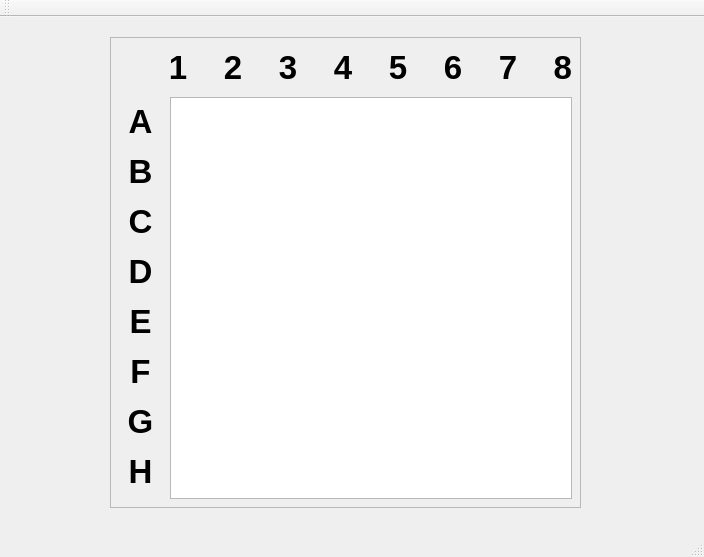
Old version of the form graphics/rowindow.ui in the repository GaAlf/ro.
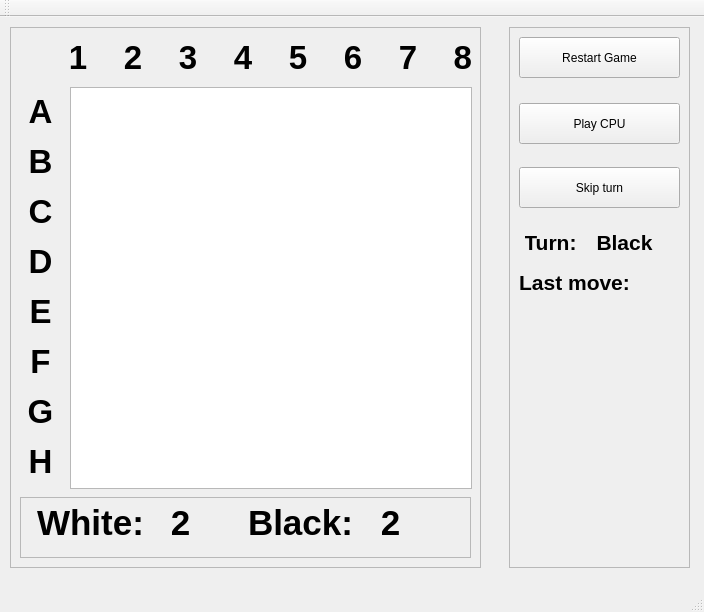
New version of the form.

Commit message: Now the game can count the scores, and see who is the turn.

Patch:
```diff
--- a/graphics/rowindow.ui
+++ b/graphics/rowindow.ui
@@ -7,7 +7,7 @@
     <x>0</x>
     <y>0</y>
     <width>704</width>
-    <height>557</height>
+    <height>612</height>
    </rect>
   </property>
   <property name="windowTitle">
@@ -17,10 +17,10 @@
    <widget class="QFrame" name="frame">
     <property name="geometry">
      <rect>
-      <x>110</x>
-      <y>20</y>
+      <x>10</x>
+      <y>10</y>
       <width>471</width>
-      <height>471</height>
+      <height>541</height>
      </rect>
     </property>
     <property name="frameShape">
@@ -113,6 +113,261 @@
      </property>
      <property name="wordWrap">
       <bool>false</bool>
+     </property>
+    </widget>
+    <widget class="QFrame" name="frame_scores">
+     <property name="geometry">
+      <rect>
+       <x>10</x>
+       <y>470</y>
+       <width>451</width>
+       <height>61</height>
+      </rect>
+     </property>
+     <property name="frameShape">
+      <enum>QFrame::StyledPanel</enum>
+     </property>
+     <property name="frameShadow">
+      <enum>QFrame::Raised</enum>
+     </property>
+     <widget class="QLabel" name="label_2">
+      <property name="geometry">
+       <rect>
+        <x>10</x>
+        <y>10</y>
+        <width>121</width>
+        <height>31</height>
+       </rect>
+      </property>
+      <property name="font">
+       <font>
+        <pointsize>26</pointsize>
+        <weight>75</weight>
+        <bold>true</bold>
+       </font>
+      </property>
+      <property name="text">
+       <string>White:</string>
+      </property>
+      <property name="alignment">
+       <set>Qt::AlignCenter</set>
+      </property>
+     </widget>
+     <widget class="QLabel" name="label_3">
+      <property name="geometry">
+       <rect>
+        <x>220</x>
+        <y>10</y>
+        <width>121</width>
+        <height>31</height>
+       </rect>
+      </property>
+      <property name="font">
+       <font>
+        <pointsize>26</pointsize>
+        <weight>75</weight>
+        <bold>true</bold>
+       </font>
+      </property>
+      <property name="text">
+       <string>Black:</string>
+      </property>
+      <property name="alignment">
+       <set>Qt::AlignCenter</set>
+      </property>
+     </widget>
+     <widget class="QLabel" name="label_scoreWhite">
+      <property name="geometry">
+       <rect>
+        <x>130</x>
+        <y>10</y>
+        <width>61</width>
+        <height>31</height>
+       </rect>
+      </property>
+      <property name="font">
+       <font>
+        <pointsize>26</pointsize>
+        <weight>75</weight>
+        <bold>true</bold>
+       </font>
+      </property>
+      <property name="text">
+       <string>2</string>
+      </property>
+      <property name="alignment">
+       <set>Qt::AlignCenter</set>
+      </property>
+     </widget>
+     <widget class="QLabel" name="label_scoreBlack">
+      <property name="geometry">
+       <rect>
+        <x>340</x>
+        <y>10</y>
+        <width>61</width>
+        <height>31</height>
+       </rect>
+      </property>
+      <property name="font">
+       <font>
+        <pointsize>26</pointsize>
+        <weight>75</weight>
+        <bold>true</bold>
+       </font>
+      </property>
+      <property name="text">
+       <string>2</string>
+      </property>
+      <property name="alignment">
+       <set>Qt::AlignCenter</set>
+      </property>
+     </widget>
+    </widget>
+   </widget>
+   <widget class="QFrame" name="frame_control">
+    <property name="geometry">
+     <rect>
+      <x>509</x>
+      <y>10</y>
+      <width>181</width>
+      <height>541</height>
+     </rect>
+    </property>
+    <property name="frameShape">
+     <enum>QFrame::StyledPanel</enum>
+    </property>
+    <property name="frameShadow">
+     <enum>QFrame::Raised</enum>
+    </property>
+    <widget class="QPushButton" name="pushButton">
+     <property name="geometry">
+      <rect>
+       <x>10</x>
+       <y>10</y>
+       <width>161</width>
+       <height>41</height>
+      </rect>
+     </property>
+     <property name="text">
+      <string>Restart Game</string>
+     </property>
+    </widget>
+    <widget class="QPushButton" name="pushButton_2">
+     <property name="geometry">
+      <rect>
+       <x>10</x>
+       <y>76</y>
+       <width>161</width>
+       <height>41</height>
+      </rect>
+     </property>
+     <property name="text">
+      <string>Play CPU</string>
+     </property>
+    </widget>
+    <widget class="QLabel" name="label">
+     <property name="geometry">
+      <rect>
+       <x>16</x>
+       <y>200</y>
+       <width>51</width>
+       <height>31</height>
+      </rect>
+     </property>
+     <property name="font">
+      <font>
+       <pointsize>16</pointsize>
+       <weight>75</weight>
+       <bold>true</bold>
+      </font>
+     </property>
+     <property name="text">
+      <string>Turn:</string>
+     </property>
+     <property name="alignment">
+      <set>Qt::AlignCenter</set>
+     </property>
+    </widget>
+    <widget class="QLabel" name="label_turn">
+     <property name="geometry">
+      <rect>
+       <x>80</x>
+       <y>200</y>
+       <width>71</width>
+       <height>31</height>
+      </rect>
+     </property>
+     <property name="font">
+      <font>
+       <pointsize>16</pointsize>
+       <weight>75</weight>
+       <bold>true</bold>
+      </font>
+     </property>
+     <property name="text">
+      <string>Black</string>
+     </property>
+     <property name="alignment">
+      <set>Qt::AlignCenter</set>
+     </property>
+    </widget>
+    <widget class="QPushButton" name="pushButton_3">
+     <property name="geometry">
+      <rect>
+       <x>10</x>
+       <y>140</y>
+       <width>161</width>
+       <height>41</height>
+      </rect>
+     </property>
+     <property name="text">
+      <string>Skip turn</string>
+     </property>
+    </widget>
+    <widget class="QLabel" name="label_4">
+     <property name="geometry">
+      <rect>
+       <x>10</x>
+       <y>240</y>
+       <width>111</width>
+       <height>31</height>
+      </rect>
+     </property>
+     <property name="font">
+      <font>
+       <pointsize>16</pointsize>
+       <weight>75</weight>
+       <bold>true</bold>
+      </font>
+     </property>
+     <property name="text">
+      <string>Last move:</string>
+     </property>
+     <property name="alignment">
+      <set>Qt::AlignCenter</set>
+     </property>
+    </widget>
+    <widget class="QLabel" name="label_lastMove">
+     <property name="geometry">
+      <rect>
+       <x>130</x>
+       <y>240</y>
+       <width>31</width>
+       <height>31</height>
+      </rect>
+     </property>
+     <property name="font">
+      <font>
+       <pointsize>16</pointsize>
+       <weight>75</weight>
+       <bold>true</bold>
+      </font>
+     </property>
+     <property name="text">
+      <string/>
+     </property>
+     <property name="alignment">
+      <set>Qt::AlignCenter</set>
      </property>
     </widget>
    </widget>
```
The commit also changes 2 other files.
